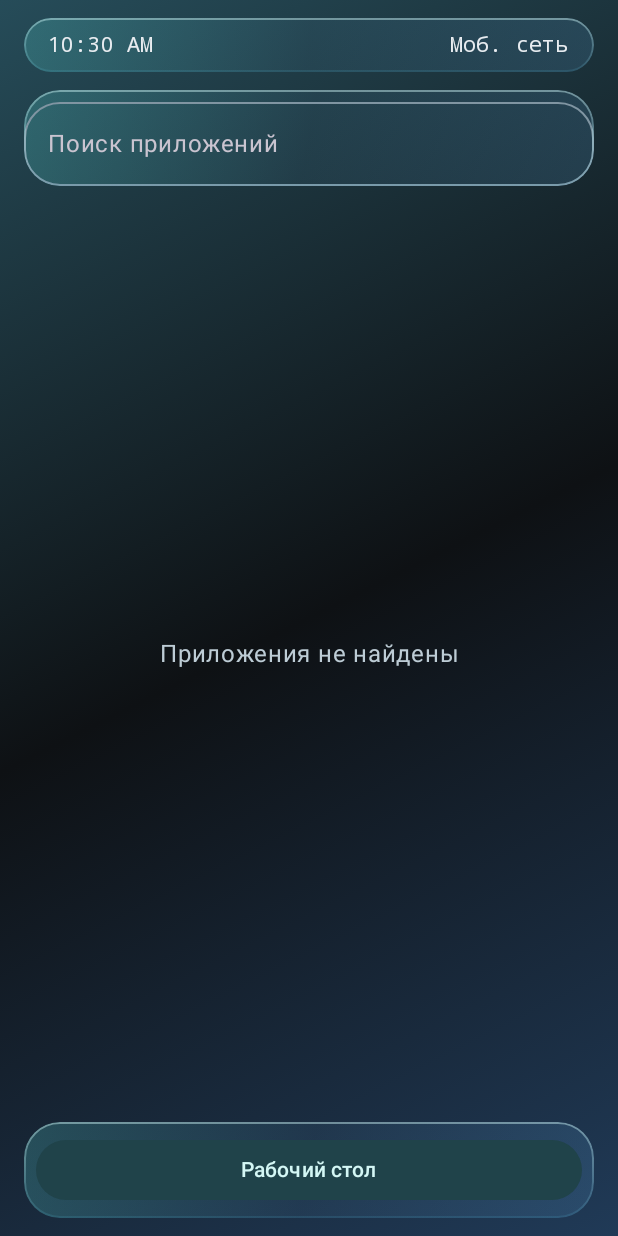
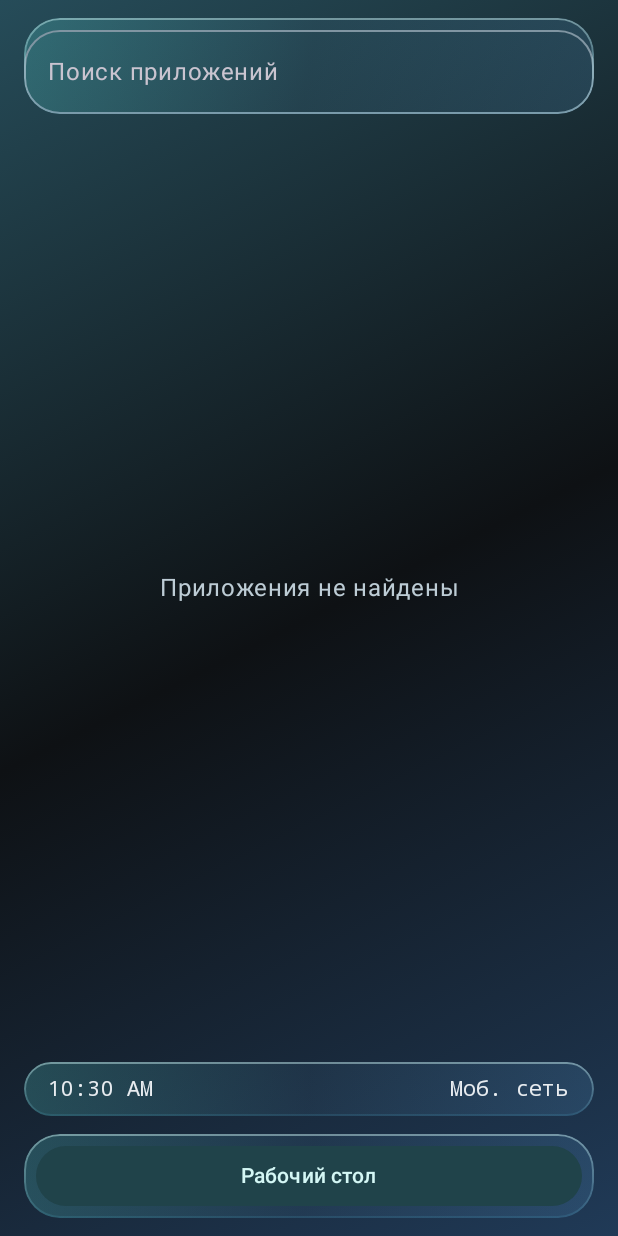
Before and after one commit to dozyFJ/xDroid-, an Android app built with Jetpack Compose: the screen it shows after launch (MainActivity), after a tap on "Все приложения", on a phone screen of 412 x 824 dp. Run offline under Robolectric (Android 15) with nearby library versions, the phone set to English and light mode, and no system bars; 3 other taps on this screen came first.

Commit message:
Move launcher status above the app dock

```diff
--- a/app/build.gradle.kts
+++ b/app/build.gradle.kts
@@ -12,8 +12,8 @@ android {
         applicationId = "dev.dozyfj.xdroid"
         minSdk = 26
         targetSdk = 35
-        versionCode = 3
-        versionName = "0.1.2"
+        versionCode = 4
+        versionName = "0.1.3"
     }
 
     buildFeatures { compose = true }
--- a/app/src/main/java/dev/dozyfj/xdroid/HomeWidgets.kt
+++ b/app/src/main/java/dev/dozyfj/xdroid/HomeWidgets.kt
@@ -128,10 +128,10 @@ internal class HomeWidgets(private val activity: ComponentActivity, state: Bundl
 }
 
 @Composable
-internal fun WidgetPanel(widgets: HomeWidgets) {
-    var providers by remember { mutableStateOf<List<AppWidgetProviderInfo>?>(null) }
+internal fun WidgetPanel(widgets: HomeWidgets, openPicker: () -> Unit) {
     val id = widgets.widgetId
     val info = widgets.info()
+    if (id == invalidId) return
 
     Column(Modifier.fillMaxWidth().glass().padding(horizontal = 8.dp, vertical = 2.dp)) {
         Row(Modifier.fillMaxWidth(), verticalAlignment = Alignment.CenterVertically) {
@@ -141,10 +141,8 @@ internal fun WidgetPanel(widgets: HomeWidgets) {
                 style = MaterialTheme.typography.labelLarge,
                 color = MaterialTheme.colorScheme.onSurface,
             )
-            if (id != invalidId) {
             TextButton(onClick = widgets::remove) { Text(stringResource(R.string.widget_remove)) }
-            }
-            TextButton(onClick = { providers = widgets.providers() }) {
+            TextButton(onClick = openPicker) {
                 Text(stringResource(if (info == null) R.string.widget_add else R.string.widget_change))
             }
         }
@@ -164,9 +162,13 @@ internal fun WidgetPanel(widgets: HomeWidgets) {
         }
     }
 
-    providers?.let { available ->
+}
+
+@Composable
+internal fun WidgetPicker(widgets: HomeWidgets, onDismiss: () -> Unit) {
+    val available = remember(widgets) { widgets.providers() }
     AlertDialog(
-            onDismissRequest = { providers = null },
+        onDismissRequest = onDismiss,
         title = { Text(stringResource(R.string.widget_pick)) },
         text = {
             if (available.isEmpty()) {
@@ -176,7 +178,7 @@ internal fun WidgetPanel(widgets: HomeWidgets) {
                     items(available) { provider ->
                         TextButton(
                             onClick = {
-                                    providers = null
+                                onDismiss()
                                 widgets.add(provider)
                             },
                             modifier = Modifier.fillMaxWidth(),
@@ -186,8 +188,7 @@ internal fun WidgetPanel(widgets: HomeWidgets) {
             }
         },
         confirmButton = {
-                TextButton(onClick = { providers = null }) { Text(stringResource(R.string.cancel)) }
+            TextButton(onClick = onDismiss) { Text(stringResource(R.string.cancel)) }
         },
     )
 }
-}
--- a/app/src/main/java/dev/dozyfj/xdroid/MainActivity.kt
+++ b/app/src/main/java/dev/dozyfj/xdroid/MainActivity.kt
@@ -327,11 +327,14 @@ private fun Launcher(
 ) {
     var query by remember(drawerOpen) { mutableStateOf("") }
     var selected by remember(drawerOpen) { mutableStateOf<LauncherApp?>(null) }
+    var widgetPickerOpen by remember(drawerOpen) { mutableStateOf(false) }
+    val pinnedApps = remember(apps, pinned) { apps.filter { it.key in pinned } }
+    val dockApps = pinnedApps.take(3)
     BackHandler(drawerOpen) { setDrawer(false) }
 
-    val visibleApps = remember(apps, pinned, drawerOpen, query) {
+    val visibleApps = remember(apps, pinnedApps, drawerOpen, query) {
         if (drawerOpen) apps.filter { it.label.contains(query.trim(), ignoreCase = true) }
-        else apps.filter { it.key in pinned }
+        else pinnedApps.drop(dockApps.size)
     }
 
     Column(
@@ -342,7 +345,6 @@ private fun Launcher(
             .padding(horizontal = 16.dp, vertical = 12.dp),
         verticalArrangement = Arrangement.spacedBy(12.dp),
     ) {
-        LauncherStatusBar()
         if (drawerOpen) {
             OutlinedTextField(
                 value = query,
@@ -354,7 +356,16 @@ private fun Launcher(
             )
         } else {
             ClockPanel()
-            TextButton(onClick = updateAction, enabled = !updateBusy) { Text(updateLabel) }
+            Row(Modifier.fillMaxWidth(), verticalAlignment = Alignment.CenterVertically) {
+                TextButton(
+                    onClick = updateAction,
+                    enabled = !updateBusy,
+                    modifier = Modifier.weight(1f, fill = false),
+                ) { Text(updateLabel) }
+                TextButton(onClick = { widgetPickerOpen = true }) {
+                    Text(stringResource(R.string.widgets))
+                }
+            }
             updateMessage?.let { Text(stringResource(it), style = MaterialTheme.typography.bodySmall) }
             if (!isDefaultHome) {
                 OutlinedButton(onClick = selectHome, modifier = Modifier.fillMaxWidth()) {
@@ -365,7 +376,7 @@ private fun Launcher(
 
         if (visibleApps.isEmpty()) {
             Box(Modifier.weight(1f).fillMaxWidth(), contentAlignment = Alignment.Center) {
-                Text(
+                if (drawerOpen || pinnedApps.isEmpty()) Text(
                     stringResource(if (drawerOpen) R.string.no_results else R.string.pin_hint),
                     textAlign = TextAlign.Center,
                     color = Color(0xFFBDCCD5),
@@ -386,17 +397,35 @@ private fun Launcher(
             }
         }
 
-        if (!drawerOpen) WidgetPanel(widgets)
+        if (!drawerOpen) WidgetPanel(widgets) { widgetPickerOpen = true }
 
-        Box(Modifier.fillMaxWidth().glass().padding(8.dp)) {
+        LauncherStatusBar()
+        Row(
+            Modifier.fillMaxWidth().glass().padding(horizontal = 8.dp, vertical = 4.dp),
+            verticalAlignment = Alignment.CenterVertically,
+            horizontalArrangement = Arrangement.spacedBy(6.dp),
+        ) {
+            if (!drawerOpen) {
+                dockApps.forEach { app ->
+                    AppTile(
+                        app,
+                        { openApp(app) },
+                        { selected = app },
+                        modifier = Modifier.weight(1f),
+                        compact = true,
+                    )
+                }
+            }
             FilledTonalButton(
                 onClick = { setDrawer(!drawerOpen) },
-                modifier = Modifier.fillMaxWidth(),
+                modifier = Modifier.weight(if (dockApps.isEmpty() || drawerOpen) 1f else 2f),
             ) {
                 Text(stringResource(if (drawerOpen) R.string.home else R.string.apps))
             }
         }
     }
+
+    if (widgetPickerOpen) WidgetPicker(widgets) { widgetPickerOpen = false }
 
     selected?.let { app ->
         AlertDialog(
@@ -431,19 +460,29 @@ private fun ClockPanel() {
 
 @OptIn(ExperimentalFoundationApi::class)
 @Composable
-private fun AppTile(app: LauncherApp, open: () -> Unit, pin: () -> Unit) {
+private fun AppTile(
+    app: LauncherApp,
+    open: () -> Unit,
+    pin: () -> Unit,
+    modifier: Modifier = Modifier,
+    compact: Boolean = false,
+) {
     Column(
-        modifier = Modifier.fillMaxWidth()
+        modifier = modifier.fillMaxWidth()
             .clip(RoundedCornerShape(16.dp))
             .combinedClickable(onClick = open, onLongClick = pin)
-            .padding(vertical = 8.dp, horizontal = 2.dp),
+            .padding(vertical = if (compact) 4.dp else 8.dp, horizontal = 2.dp),
         horizontalAlignment = Alignment.CenterHorizontally,
         verticalArrangement = Arrangement.spacedBy(6.dp),
     ) {
-        Box(Modifier.size(58.dp).glass(), contentAlignment = Alignment.Center) {
-            Image(app.icon, contentDescription = null, modifier = Modifier.size(44.dp))
+        Box(Modifier.size(if (compact) 44.dp else 58.dp).glass(), contentAlignment = Alignment.Center) {
+            Image(
+                app.icon,
+                contentDescription = if (compact) app.label else null,
+                modifier = Modifier.size(if (compact) 32.dp else 44.dp),
+            )
         }
-        Text(
+        if (!compact) Text(
             app.label,
             color = MaterialTheme.colorScheme.onSurface,
             style = MaterialTheme.typography.labelSmall,
```
Lines whose indentation alone changed are shown as unchanged.
